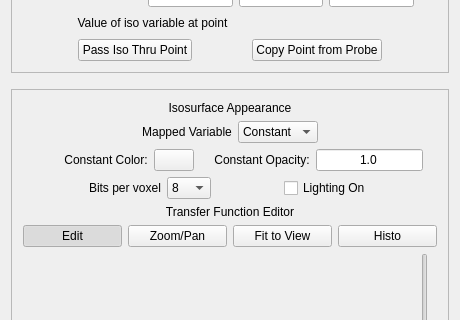
First picture: the form in apps/vaporgui/guis/ui/isotab.ui, repository yyr/vapor, before the edit; both pictures show x 0 to 460 and y 550 to 870 of the 460 by 1148 pixel window.
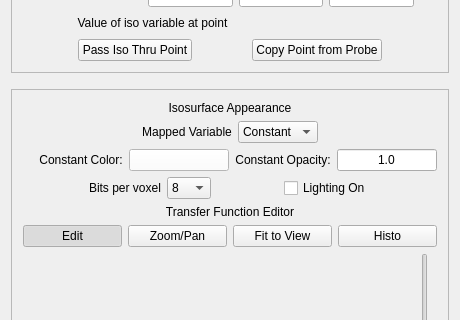
Second picture: the form after the edit. Custom widgets are drawn as their Qt base class.

```diff
--- a/apps/vaporgui/guis/ui/isotab.ui
+++ b/apps/vaporgui/guis/ui/isotab.ui
@@ -1331,6 +1331,427 @@
             </item>
             <item>
              <widget class="QPushButton" name="constantColorButton">
+              <property name="minimumSize">
+               <size>
+                <width>100</width>
+                <height>0</height>
+               </size>
+              </property>
+              <property name="palette">
+               <palette>
+                <active>
+                 <colorrole role="WindowText">
+                  <brush brushstyle="SolidPattern">
+                   <color alpha="255">
+                    <red>0</red>
+                    <green>0</green>
+                    <blue>0</blue>
+                   </color>
+                  </brush>
+                 </colorrole>
+                 <colorrole role="Button">
+                  <brush brushstyle="SolidPattern">
+                   <color alpha="255">
+                    <red>255</red>
+                    <green>255</green>
+                    <blue>255</blue>
+                   </color>
+                  </brush>
+                 </colorrole>
+                 <colorrole role="Light">
+                  <brush brushstyle="SolidPattern">
+                   <color alpha="255">
+                    <red>255</red>
+                    <green>255</green>
+                    <blue>255</blue>
+                   </color>
+                  </brush>
+                 </colorrole>
+                 <colorrole role="Midlight">
+                  <brush brushstyle="SolidPattern">
+                   <color alpha="255">
+                    <red>255</red>
+                    <green>255</green>
+                    <blue>255</blue>
+                   </color>
+                  </brush>
+                 </colorrole>
+                 <colorrole role="Dark">
+                  <brush brushstyle="SolidPattern">
+                   <color alpha="255">
+                    <red>127</red>
+                    <green>127</green>
+                    <blue>127</blue>
+                   </color>
+                  </brush>
+                 </colorrole>
+                 <colorrole role="Mid">
+                  <brush brushstyle="SolidPattern">
+                   <color alpha="255">
+                    <red>170</red>
+                    <green>170</green>
+                    <blue>170</blue>
+                   </color>
+                  </brush>
+                 </colorrole>
+                 <colorrole role="Text">
+                  <brush brushstyle="SolidPattern">
+                   <color alpha="255">
+                    <red>0</red>
+                    <green>0</green>
+                    <blue>0</blue>
+                   </color>
+                  </brush>
+                 </colorrole>
+                 <colorrole role="BrightText">
+                  <brush brushstyle="SolidPattern">
+                   <color alpha="255">
+                    <red>255</red>
+                    <green>255</green>
+                    <blue>255</blue>
+                   </color>
+                  </brush>
+                 </colorrole>
+                 <colorrole role="ButtonText">
+                  <brush brushstyle="SolidPattern">
+                   <color alpha="255">
+                    <red>0</red>
+                    <green>0</green>
+                    <blue>0</blue>
+                   </color>
+                  </brush>
+                 </colorrole>
+                 <colorrole role="Base">
+                  <brush brushstyle="SolidPattern">
+                   <color alpha="255">
+                    <red>255</red>
+                    <green>255</green>
+                    <blue>255</blue>
+                   </color>
+                  </brush>
+                 </colorrole>
+                 <colorrole role="Window">
+                  <brush brushstyle="SolidPattern">
+                   <color alpha="255">
+                    <red>255</red>
+                    <green>255</green>
+                    <blue>255</blue>
+                   </color>
+                  </brush>
+                 </colorrole>
+                 <colorrole role="Shadow">
+                  <brush brushstyle="SolidPattern">
+                   <color alpha="255">
+                    <red>0</red>
+                    <green>0</green>
+                    <blue>0</blue>
+                   </color>
+                  </brush>
+                 </colorrole>
+                 <colorrole role="AlternateBase">
+                  <brush brushstyle="SolidPattern">
+                   <color alpha="255">
+                    <red>255</red>
+                    <green>255</green>
+                    <blue>255</blue>
+                   </color>
+                  </brush>
+                 </colorrole>
+                 <colorrole role="ToolTipBase">
+                  <brush brushstyle="SolidPattern">
+                   <color alpha="255">
+                    <red>255</red>
+                    <green>255</green>
+                    <blue>220</blue>
+                   </color>
+                  </brush>
+                 </colorrole>
+                 <colorrole role="ToolTipText">
+                  <brush brushstyle="SolidPattern">
+                   <color alpha="255">
+                    <red>0</red>
+                    <green>0</green>
+                    <blue>0</blue>
+                   </color>
+                  </brush>
+                 </colorrole>
+                </active>
+                <inactive>
+                 <colorrole role="WindowText">
+                  <brush brushstyle="SolidPattern">
+                   <color alpha="255">
+                    <red>0</red>
+                    <green>0</green>
+                    <blue>0</blue>
+                   </color>
+                  </brush>
+                 </colorrole>
+                 <colorrole role="Button">
+                  <brush brushstyle="SolidPattern">
+                   <color alpha="255">
+                    <red>255</red>
+                    <green>255</green>
+                    <blue>255</blue>
+                   </color>
+                  </brush>
+                 </colorrole>
+                 <colorrole role="Light">
+                  <brush brushstyle="SolidPattern">
+                   <color alpha="255">
+                    <red>255</red>
+                    <green>255</green>
+                    <blue>255</blue>
+                   </color>
+                  </brush>
+                 </colorrole>
+                 <colorrole role="Midlight">
+                  <brush brushstyle="SolidPattern">
+                   <color alpha="255">
+                    <red>255</red>
+                    <green>255</green>
+                    <blue>255</blue>
+                   </color>
+                  </brush>
+                 </colorrole>
+                 <colorrole role="Dark">
+                  <brush brushstyle="SolidPattern">
+                   <color alpha="255">
+                    <red>127</red>
+                    <green>127</green>
+                    <blue>127</blue>
+                   </color>
+                  </brush>
+                 </colorrole>
+                 <colorrole role="Mid">
+                  <brush brushstyle="SolidPattern">
+                   <color alpha="255">
+                    <red>170</red>
+                    <green>170</green>
+                    <blue>170</blue>
+                   </color>
+                  </brush>
+                 </colorrole>
+                 <colorrole role="Text">
+                  <brush brushstyle="SolidPattern">
+                   <color alpha="255">
+                    <red>0</red>
+                    <green>0</green>
+                    <blue>0</blue>
+                   </color>
+                  </brush>
+                 </colorrole>
+                 <colorrole role="BrightText">
+                  <brush brushstyle="SolidPattern">
+                   <color alpha="255">
+                    <red>255</red>
+                    <green>255</green>
+                    <blue>255</blue>
+                   </color>
+                  </brush>
+                 </colorrole>
+                 <colorrole role="ButtonText">
+                  <brush brushstyle="SolidPattern">
+                   <color alpha="255">
+                    <red>0</red>
+                    <green>0</green>
+                    <blue>0</blue>
+                   </color>
+                  </brush>
+                 </colorrole>
+                 <colorrole role="Base">
+                  <brush brushstyle="SolidPattern">
+                   <color alpha="255">
+                    <red>255</red>
+                    <green>255</green>
+                    <blue>255</blue>
+                   </color>
+                  </brush>
+                 </colorrole>
+                 <colorrole role="Window">
+                  <brush brushstyle="SolidPattern">
+                   <color alpha="255">
+                    <red>255</red>
+                    <green>255</green>
+                    <blue>255</blue>
+                   </color>
+                  </brush>
+                 </colorrole>
+                 <colorrole role="Shadow">
+                  <brush brushstyle="SolidPattern">
+                   <color alpha="255">
+                    <red>0</red>
+                    <green>0</green>
+                    <blue>0</blue>
+                   </color>
+                  </brush>
+                 </colorrole>
+                 <colorrole role="AlternateBase">
+                  <brush brushstyle="SolidPattern">
+                   <color alpha="255">
+                    <red>255</red>
+                    <green>255</green>
+                    <blue>255</blue>
+                   </color>
+                  </brush>
+                 </colorrole>
+                 <colorrole role="ToolTipBase">
+                  <brush brushstyle="SolidPattern">
+                   <color alpha="255">
+                    <red>255</red>
+                    <green>255</green>
+                    <blue>220</blue>
+                   </color>
+                  </brush>
+                 </colorrole>
+                 <colorrole role="ToolTipText">
+                  <brush brushstyle="SolidPattern">
+                   <color alpha="255">
+                    <red>0</red>
+                    <green>0</green>
+                    <blue>0</blue>
+                   </color>
+                  </brush>
+                 </colorrole>
+                </inactive>
+                <disabled>
+                 <colorrole role="WindowText">
+                  <brush brushstyle="SolidPattern">
+                   <color alpha="255">
+                    <red>127</red>
+                    <green>127</green>
+                    <blue>127</blue>
+                   </color>
+                  </brush>
+                 </colorrole>
+                 <colorrole role="Button">
+                  <brush brushstyle="SolidPattern">
+                   <color alpha="255">
+                    <red>255</red>
+                    <green>255</green>
+                    <blue>255</blue>
+                   </color>
+                  </brush>
+                 </colorrole>
+                 <colorrole role="Light">
+                  <brush brushstyle="SolidPattern">
+                   <color alpha="255">
+                    <red>255</red>
+                    <green>255</green>
+                    <blue>255</blue>
+                   </color>
+                  </brush>
+                 </colorrole>
+                 <colorrole role="Midlight">
+                  <brush brushstyle="SolidPattern">
+                   <color alpha="255">
+                    <red>255</red>
+                    <green>255</green>
+                    <blue>255</blue>
+                   </color>
+                  </brush>
+                 </colorrole>
+                 <colorrole role="Dark">
+                  <brush brushstyle="SolidPattern">
+                   <color alpha="255">
+                    <red>127</red>
+                    <green>127</green>
+                    <blue>127</blue>
+                   </color>
+                  </brush>
+                 </colorrole>
+                 <colorrole role="Mid">
+                  <brush brushstyle="SolidPattern">
+                   <color alpha="255">
+                    <red>170</red>
+                    <green>170</green>
+                    <blue>170</blue>
+                   </color>
+                  </brush>
+                 </colorrole>
+                 <colorrole role="Text">
+                  <brush brushstyle="SolidPattern">
+                   <color alpha="255">
+                    <red>127</red>
+                    <green>127</green>
+                    <blue>127</blue>
+                   </color>
+                  </brush>
+                 </colorrole>
+                 <colorrole role="BrightText">
+                  <brush brushstyle="SolidPattern">
+                   <color alpha="255">
+                    <red>255</red>
+                    <green>255</green>
+                    <blue>255</blue>
+                   </color>
+                  </brush>
+                 </colorrole>
+                 <colorrole role="ButtonText">
+                  <brush brushstyle="SolidPattern">
+                   <color alpha="255">
+                    <red>127</red>
+                    <green>127</green>
+                    <blue>127</blue>
+                   </color>
+                  </brush>
+                 </colorrole>
+                 <colorrole role="Base">
+                  <brush brushstyle="SolidPattern">
+                   <color alpha="255">
+                    <red>255</red>
+                    <green>255</green>
+                    <blue>255</blue>
+                   </color>
+                  </brush>
+                 </colorrole>
+                 <colorrole role="Window">
+                  <brush brushstyle="SolidPattern">
+                   <color alpha="255">
+                    <red>255</red>
+                    <green>255</green>
+                    <blue>255</blue>
+                   </color>
+                  </brush>
+                 </colorrole>
+                 <colorrole role="Shadow">
+                  <brush brushstyle="SolidPattern">
+                   <color alpha="255">
+                    <red>0</red>
+                    <green>0</green>
+                    <blue>0</blue>
+                   </color>
+                  </brush>
+                 </colorrole>
+                 <colorrole role="AlternateBase">
+                  <brush brushstyle="SolidPattern">
+                   <color alpha="255">
+                    <red>255</red>
+                    <green>255</green>
+                    <blue>255</blue>
+                   </color>
+                  </brush>
+                 </colorrole>
+                 <colorrole role="ToolTipBase">
+                  <brush brushstyle="SolidPattern">
+                   <color alpha="255">
+                    <red>255</red>
+                    <green>255</green>
+                    <blue>220</blue>
+                   </color>
+                  </brush>
+                 </colorrole>
+                 <colorrole role="ToolTipText">
+                  <brush brushstyle="SolidPattern">
+                   <color alpha="255">
+                    <red>0</red>
+                    <green>0</green>
+                    <blue>0</blue>
+                   </color>
+                  </brush>
+                 </colorrole>
+                </disabled>
+               </palette>
+              </property>
               <property name="toolTip">
                <string>Click to specify a color for the isosurface</string>
               </property>
@@ -1376,6 +1797,12 @@
             </item>
             <item>
              <widget class="QLineEdit" name="constantOpacityEdit">
+              <property name="minimumSize">
+               <size>
+                <width>100</width>
+                <height>0</height>
+               </size>
+              </property>
               <property name="toolTip">
                <string>Specify opacity value of the isosurface</string>
               </property>
```
